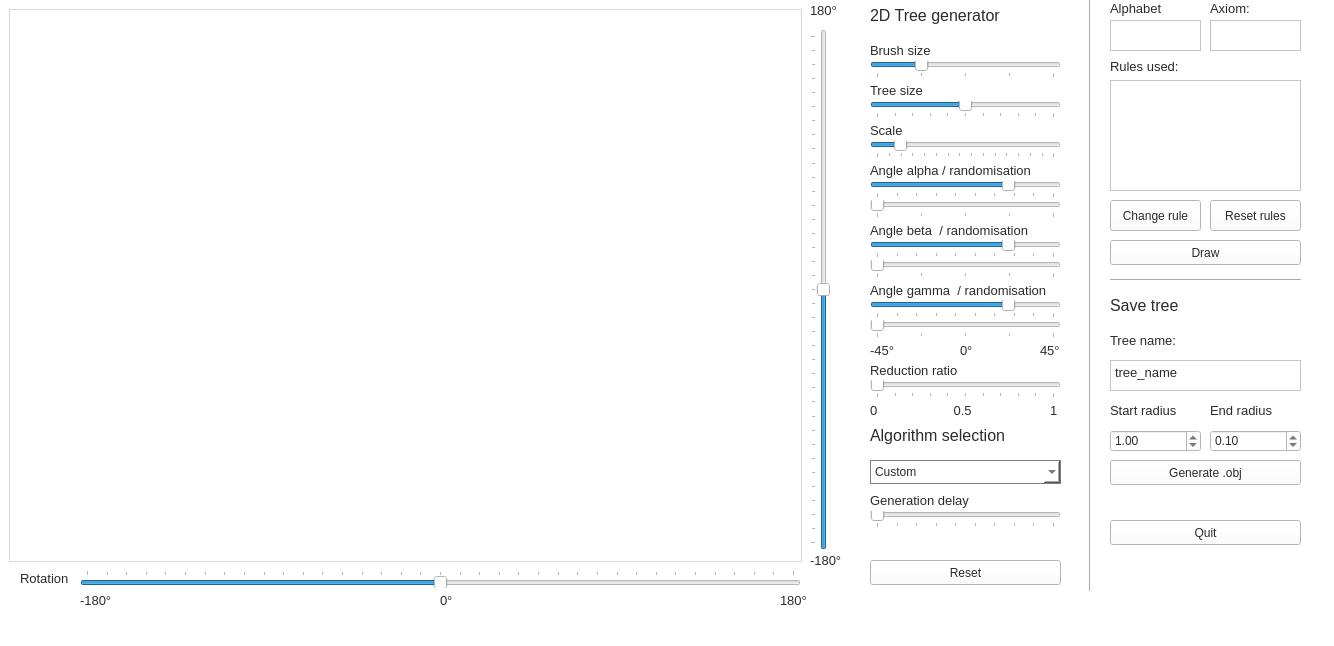
First picture: the form in mainwindow.ui, repository Maxlo24/Projet_Majeure_Arbre_3D, before the edit.
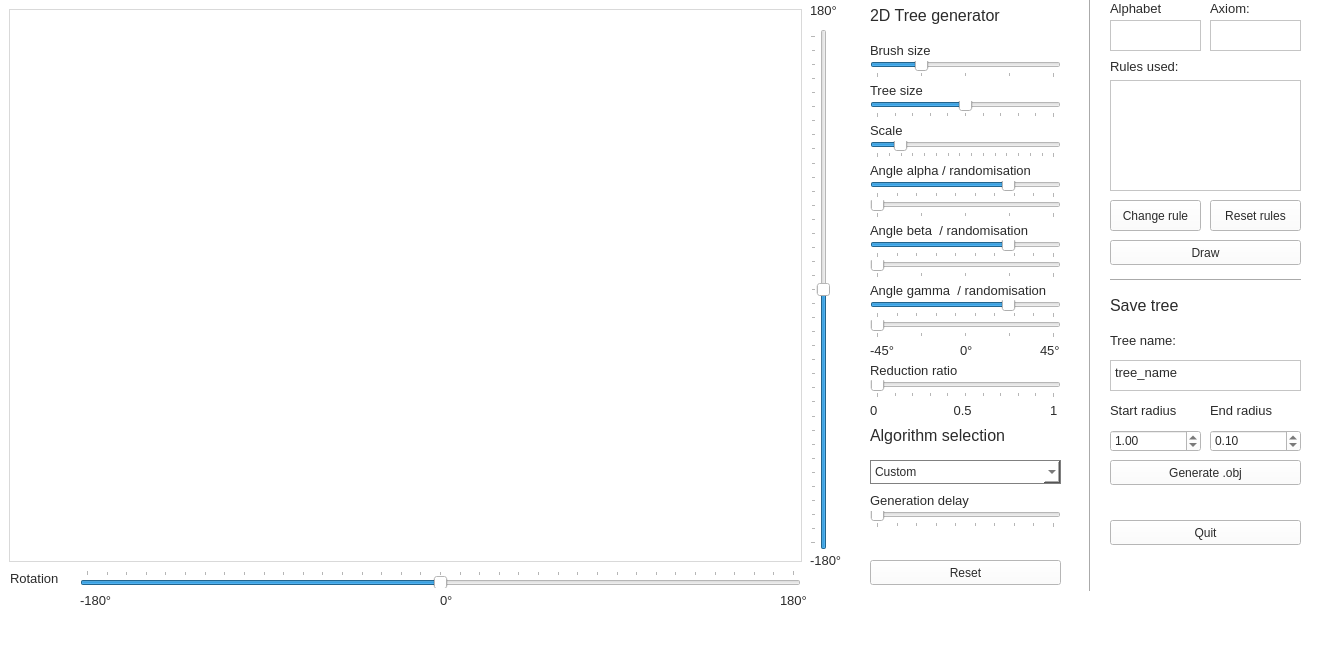
Second picture: the form after the edit.

```diff
--- a/mainwindow.ui
+++ b/mainwindow.ui
@@ -584,9 +584,9 @@
    <widget class="QLabel" name="taillePinceauLabel_8">
     <property name="geometry">
      <rect>
-      <x>20</x>
+      <x>10</x>
       <y>570</y>
-      <width>51</width>
+      <width>71</width>
       <height>16</height>
      </rect>
     </property>
@@ -711,7 +711,7 @@
      <rect>
       <x>810</x>
       <y>0</y>
-      <width>31</width>
+      <width>41</width>
       <height>21</height>
      </rect>
     </property>
@@ -729,7 +729,7 @@
      <rect>
       <x>810</x>
       <y>550</y>
-      <width>31</width>
+      <width>41</width>
       <height>21</height>
      </rect>
     </property>
```
Left out of the diff: 2 changed lines with no effect on the pictures.
